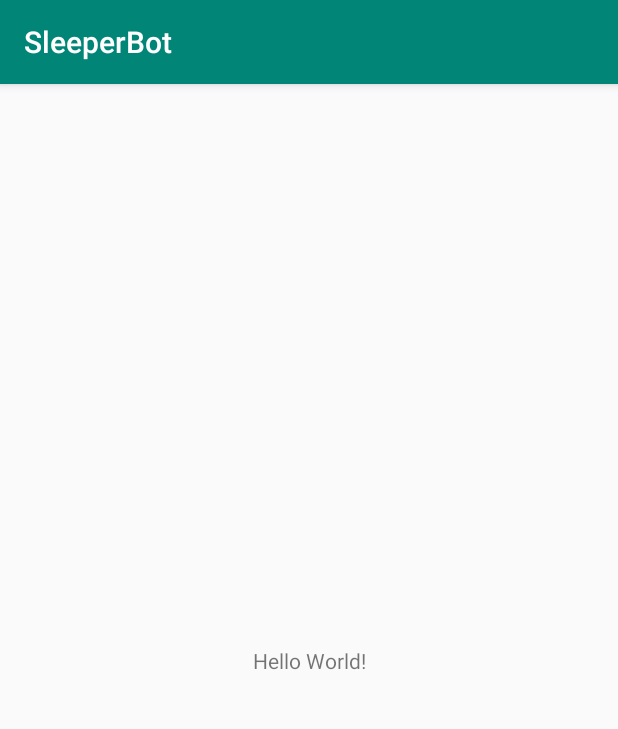
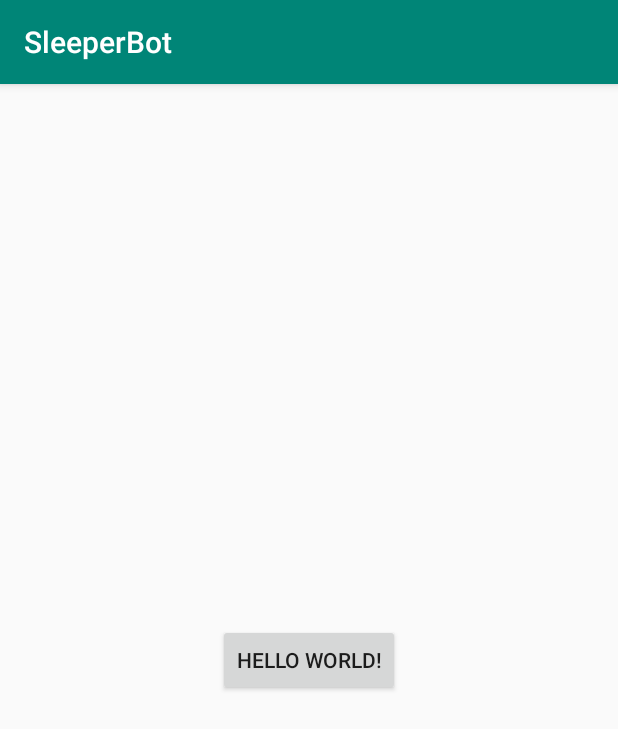
Before and after one commit to cabrito/SleeperBot, an Android app: the screen it shows after launch (MainActivity), on a phone screen of 412 x 824 dp. Shown: the top 729 px of the screen. Run offline under Robolectric (Android 15) with nearby library versions, the phone set to English and light mode, and no system bars.

```diff
--- a/app/src/main/AndroidManifest.xml
+++ b/app/src/main/AndroidManifest.xml
@@ -9,6 +9,7 @@
         android:roundIcon="@mipmap/ic_launcher_round"
         android:supportsRtl="true"
         android:theme="@style/AppTheme">
+        <activity android:name=".AlarmsActivity"></activity>
         <activity android:name=".MainActivity">
             <intent-filter>
                 <action android:name="android.intent.action.MAIN" />
--- a/app/src/main/java/io/github/scalrx/sleeperbot/MainActivity.java
+++ b/app/src/main/java/io/github/scalrx/sleeperbot/MainActivity.java
@@ -1,7 +1,10 @@
 package io.github.scalrx.sleeperbot;
 
+import android.content.Intent;
 import android.support.v7.app.AppCompatActivity;
 import android.os.Bundle;
+import android.view.View;
+import android.widget.Button;
 
 public class MainActivity extends AppCompatActivity
 {
@@ -11,5 +14,17 @@ public class MainActivity extends AppCompatActivity
     {
         super.onCreate(savedInstanceState);
         setContentView(R.layout.activity_main);
+
+        // TODO: Actually make a real activity here. Instead, we're just making a placeholder button
+        Button placeholderButton = findViewById(R.id.button_placeholder);
+        placeholderButton.setOnClickListener(new View.OnClickListener()
+        {
+            @Override
+            public void onClick(View v)
+            {
+                Intent alarmsIntent = new Intent(getBaseContext(), AlarmsActivity.class);
+                startActivity(alarmsIntent);
+            }
+        });
     }
 }
--- a/app/src/main/res/layout/activity_main.xml
+++ b/app/src/main/res/layout/activity_main.xml
@@ -6,7 +6,8 @@
     android:layout_height="match_parent"
     tools:context=".MainActivity">
 
-    <TextView
+    <Button
+        android:id="@+id/button_placeholder"
         android:layout_width="wrap_content"
         android:layout_height="wrap_content"
         android:text="Hello World!"
```
Also changed, not shown: app/src/main/java/io/github/scalrx/sleeperbot/AlarmsActivity.java (added, +15 -0 lines), app/src/main/res/layout/activity_alarms.xml (added, +9 -0 lines).
